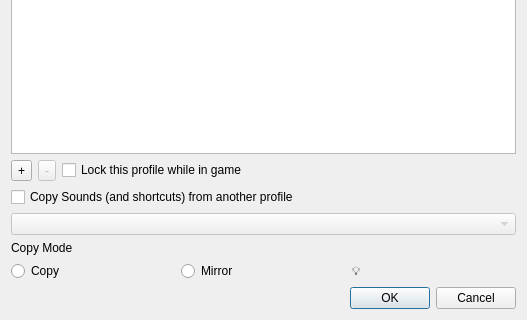
Old version of the form ProfileEdit.ui in the repository devolution2409/Lidl-Soundboard; both pictures show x 0 to 527 and y 147 to 467 of the 527 by 467 pixel window.
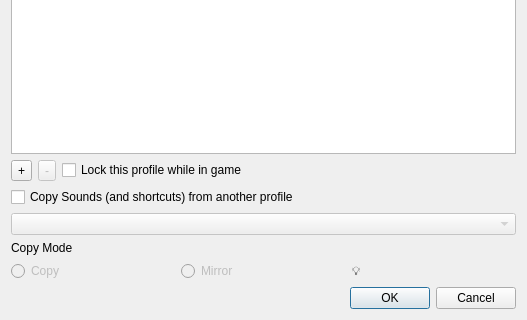
New version of the form.

Commit message: profile will now be shown in main ui. and when creating one etc etc

What changed in the file:
```diff
--- a/ProfileEdit.ui
+++ b/ProfileEdit.ui
@@ -132,14 +132,20 @@
      <item>
       <layout class="QHBoxLayout" name="horizontalLayout_2">
        <item>
-        <widget class="QRadioButton" name="radioButton_2">
+        <widget class="QRadioButton" name="copyCopy">
+         <property name="enabled">
+          <bool>false</bool>
+         </property>
          <property name="text">
           <string>Copy</string>
          </property>
         </widget>
        </item>
        <item>
-        <widget class="QRadioButton" name="radioButton">
+        <widget class="QRadioButton" name="radioMirror">
+         <property name="enabled">
+          <bool>false</bool>
+         </property>
          <property name="text">
           <string>Mirror</string>
          </property>
```
The commit also changes 10 other files.
